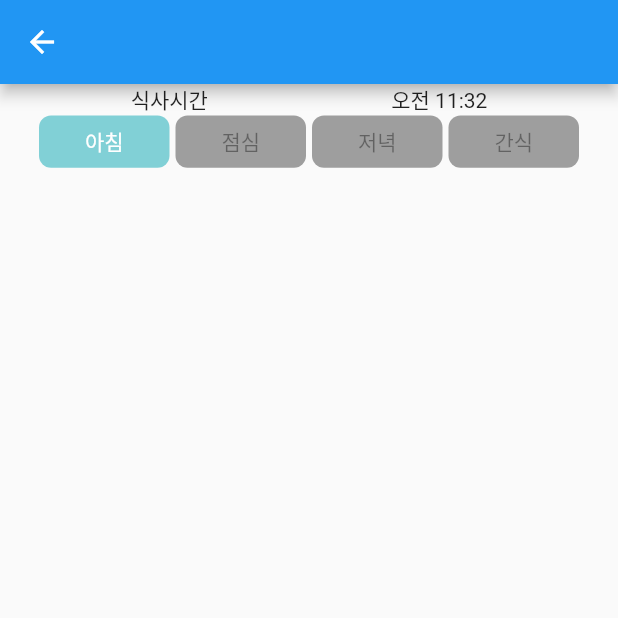
After one commit to kkong3456/dietapp, a Flutter app: the FoodAddPage screen opened directly, on a phone screen of 412 x 824 dp, the top half of it. The commit adds this screen. Run offline on Flutter 3.47's test engine with Material 2 defaults, Android fonts, the phone set to English and light mode, and no system bars; our stand-ins replace sqflite; accounts and stored records are empty.

Commit message:
7.CH2.26 식단기록 페이지 아침/점심/저녁/ 버튼완성

```diff
--- a/lib/data/utils.dart
+++ b/lib/data/utils.dart
@@ -1,4 +1,8 @@
 import 'dart:math' as math;
+
+
+List<String> mealTime=["아침","점심","저녁","간식"];
+List<String> mealType=["균형잡힌","단백질","탄수화물","지방","치팅"];
 
 class Utils {
   static String makeTwoDigit(int number) {
--- a/lib/main.dart
+++ b/lib/main.dart
@@ -1,5 +1,9 @@
+import 'package:dietapp/data/data.dart';
+import 'package:dietapp/data/utils.dart';
 import 'package:dietapp/style.dart';
+import 'package:dietapp/view/food.dart';
 import 'package:flutter/material.dart';
+import 'package:flutter/widgets.dart';
 
 void main() {
   runApp(const MyApp());
@@ -53,8 +57,20 @@ class _MyHomePageState extends State<MyHomePage> {
                 child:Column(
                   children: [
                     TextButton(
-                      child:Text("식단"),
-                      onPressed:(){}
+                      child:const Text("식단"),
+                      onPressed:() async {
+                        await Navigator.of(context).push(
+                          MaterialPageRoute(builder:(ctx)=>FoodAddPage(
+                              food:Food(
+                                date:Utils.getFormatTime(DateTime.now()),
+                                kcal:0,
+                                memo:"",
+                                type:0,
+                                image:"",
+                                time:1130,
+                              )
+                          )));
+                      }
                     ),
                     TextButton(
                       child:Text("운동"),
--- a/lib/style.dart
+++ b/lib/style.dart
@@ -3,5 +3,7 @@ import 'package:flutter/material.dart';
 const Color mainColor=Color(0xFF81D0D6);
 const Color bgColor=Colors.white;
 const txtColor=Colors.black;
+const ibgColor=Colors.grey; //inactive color
+const iTxColor=Colors.black38;
 
 const double cardSize=130;
--- /dev/null
+++ b/lib/view/food.dart
@@ -0,0 +1,82 @@
+import 'package:dietapp/data/data.dart';
+import 'package:dietapp/data/utils.dart';
+import 'package:dietapp/style.dart';
+import 'package:flutter/material.dart';
+
+
+class FoodAddPage extends StatefulWidget{
+  final Food food;
+
+  FoodAddPage({Key key,this.food}):super(key:key);
+
+  @override
+  State<StatefulWidget> createState(){
+    return _FoodAddPageState();
+  }
+}
+
+class _FoodAddPageState extends State<FoodAddPage>{
+  Food get food=>widget.food;
+  @override
+  Widget build(BuildContext context){
+    return Scaffold(
+      appBar: AppBar(),
+      body:Container(
+        child:ListView.builder(
+          itemBuilder:(ctx,idx){
+            if(idx==0){
+              return Container(
+                // child:InkWell(
+                //   child:Image.asset(""),
+                //   onTap:(){},
+                // ),
+              );
+            }else if(idx==1){
+              return Container(
+                margin:const EdgeInsets.symmetric(horizontal: 26),
+                child:Column(
+                  children: [
+                    Row(
+                      mainAxisAlignment:MainAxisAlignment.spaceAround,
+                      children: const [
+                        Text("식사시간"),
+                        Text("오전 11:32")
+                      ],
+                    ),
+                    GridView.count(
+                      physics:const NeverScrollableScrollPhysics(),
+                      shrinkWrap:true,
+                      crossAxisCount: 4,
+                      childAspectRatio:2.5/1, //2가로, 1 세로
+                      crossAxisSpacing:4,
+                      children: List.generate(mealTime.length, (_idx){
+                        return InkWell(child:Container(
+                          alignment: Alignment.center,
+                          decoration: BoxDecoration(
+                            borderRadius:BorderRadius.circular(8),
+                            color:food.type==_idx?mainColor:ibgColor,
+                          ),
+                          child:Text(mealTime[_idx],style:TextStyle(color:food.type==_idx?Colors.white:iTxColor)),
+                        ),
+                          onTap:(){
+                            setState((){
+                              food.type=_idx;
+                            });
+                          }
+                        );
+                      }),
+                    )
+                  ],
+                ),);
+
+            }
+
+            return Container();
+          },
+          itemCount:4,
+        )
+      ),
+    );
+  }
+
+}
```
